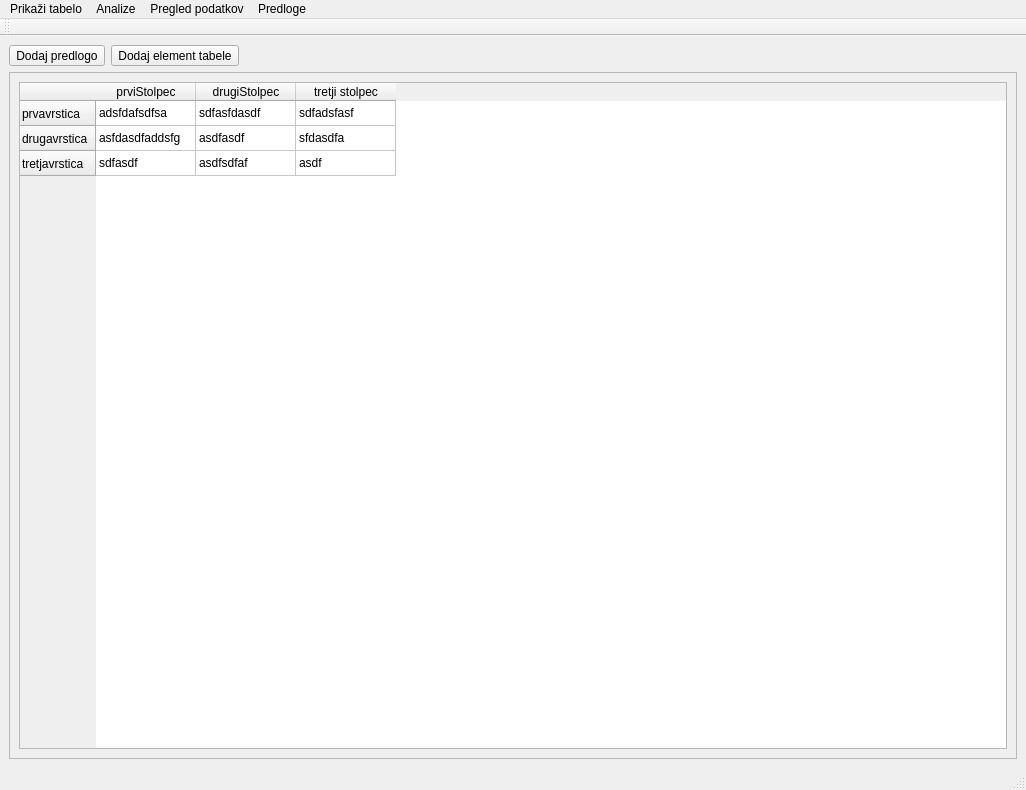
The window that Finance/QtOkno.ui (plezalec/Finance) describes before a commit, drawn with Qt 5.
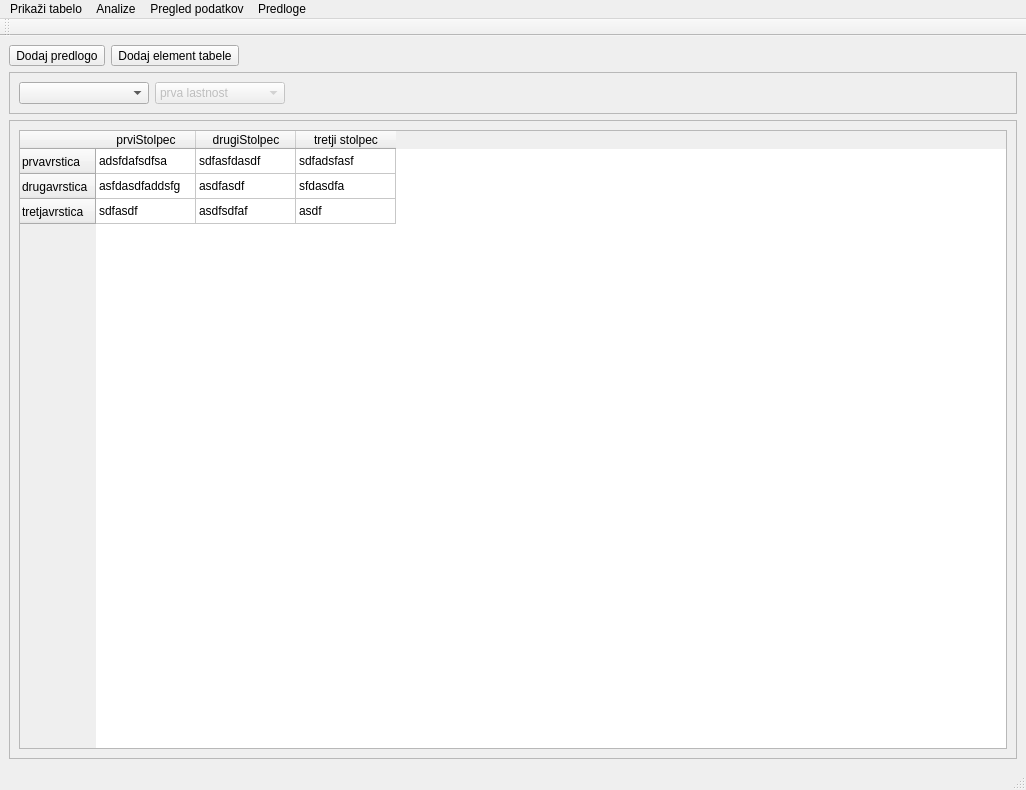
The same window after the commit.

Commit message: funkcija nastej_stolpce v UpravljanjeSQLbaze.py

```diff
--- a/Finance/QtOkno.ui
+++ b/Finance/QtOkno.ui
@@ -46,6 +46,84 @@
       </item>
      </layout>
     </item>
+    <item>
+     <widget class="QFrame" name="frame_2">
+      <property name="frameShape">
+       <enum>QFrame::StyledPanel</enum>
+      </property>
+      <property name="frameShadow">
+       <enum>QFrame::Raised</enum>
+      </property>
+      <layout class="QGridLayout" name="gridLayout_2">
+       <item row="0" column="0">
+        <widget class="QComboBox" name="comboBox">
+         <property name="minimumSize">
+          <size>
+           <width>130</width>
+           <height>0</height>
+          </size>
+         </property>
+         <item>
+          <property name="text">
+           <string/>
+          </property>
+         </item>
+         <item>
+          <property name="text">
+           <string>prvi element</string>
+          </property>
+         </item>
+         <item>
+          <property name="text">
+           <string>drugi element</string>
+          </property>
+         </item>
+        </widget>
+       </item>
+       <item row="0" column="2">
+        <spacer name="horizontalSpacer_2">
+         <property name="orientation">
+          <enum>Qt::Horizontal</enum>
+         </property>
+         <property name="sizeHint" stdset="0">
+          <size>
+           <width>40</width>
+           <height>20</height>
+          </size>
+         </property>
+        </spacer>
+       </item>
+       <item row="0" column="1">
+        <widget class="QComboBox" name="comboBox_2">
+         <property name="enabled">
+          <bool>false</bool>
+         </property>
+         <property name="minimumSize">
+          <size>
+           <width>130</width>
+           <height>0</height>
+          </size>
+         </property>
+         <item>
+          <property name="text">
+           <string>prva lastnost</string>
+          </property>
+         </item>
+         <item>
+          <property name="text">
+           <string>druga lastnost</string>
+          </property>
+         </item>
+         <item>
+          <property name="text">
+           <string>tretna lastnost</string>
+          </property>
+         </item>
+        </widget>
+       </item>
+      </layout>
+     </widget>
+    </item>
     <item>
      <widget class="QFrame" name="frame">
       <property name="frameShape">
@@ -55,7 +133,7 @@
        <enum>QFrame::Raised</enum>
       </property>
       <layout class="QGridLayout" name="gridLayout">
-       <item row="0" column="0">
+       <item row="1" column="0">
         <widget class="QTableWidget" name="tableWidget">
          <property name="enabled">
           <bool>true</bool>
```
The commit also changes 1 other file.
